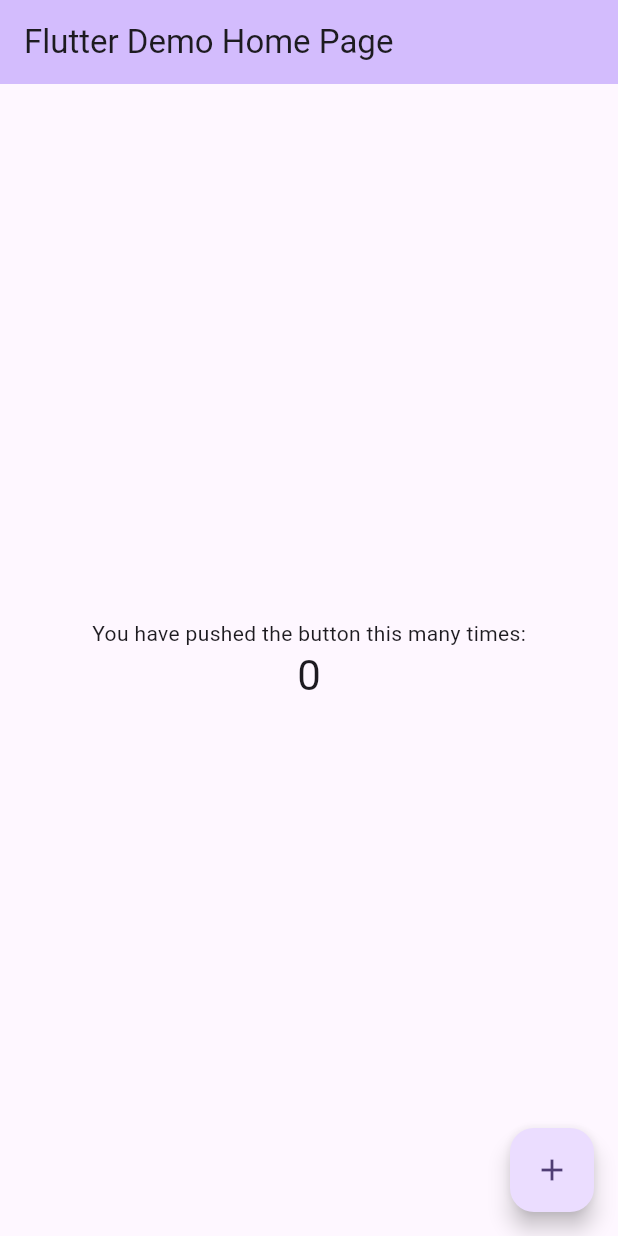
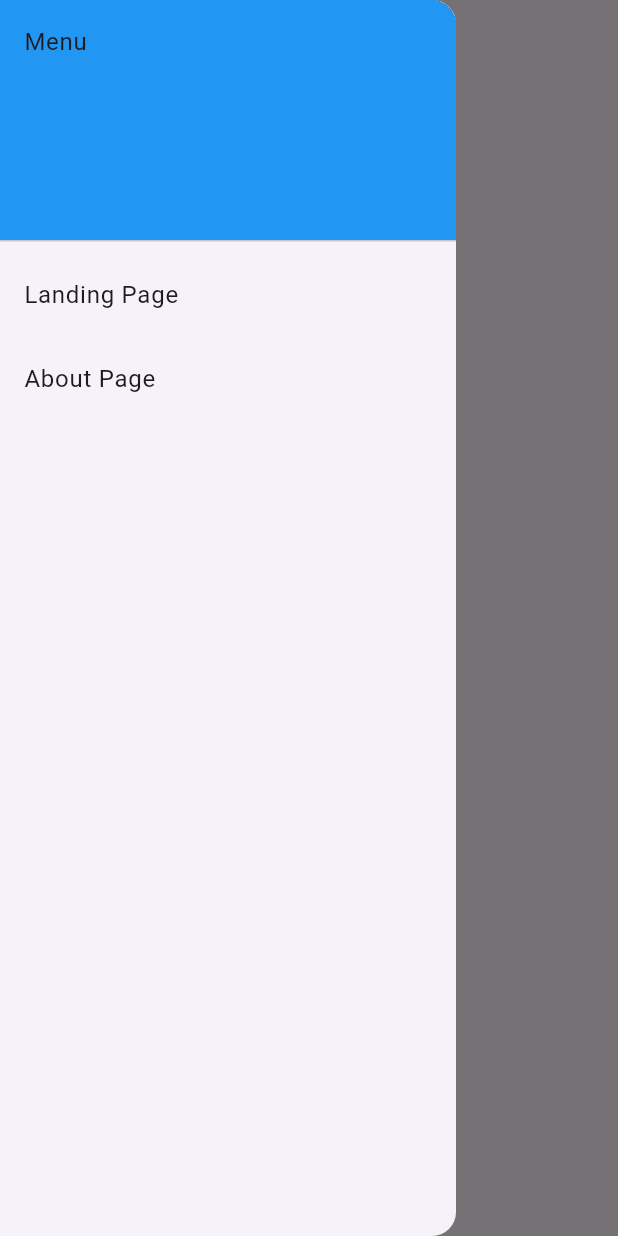
Before and after one commit to Velsariaa/hazmap, a Flutter app: the screen it shows after launch, with the side drawer open (before the commit the screen has no drawer), on a phone screen of 412 x 824 dp. Run offline on Flutter 3.47's test engine with Material 3 defaults, Android fonts, the phone set to English and light mode, and no system bars.

Commit message:
[Added] Navbar, About page, Landing page

```diff
--- /dev/null
+++ b/lib/About.dart
@@ -0,0 +1,17 @@
+import 'package:flutter/material.dart';
+
+class AboutPage extends StatelessWidget {
+  const AboutPage({super.key});
+
+  @override
+  Widget build(BuildContext context) {
+    return Scaffold(
+      appBar: AppBar(
+        title: const Text('About Page'),
+      ),
+      body: const Center(
+        child: Text('This is the About Page!'),
+      ),
+    );
+  }
+}
--- /dev/null
+++ b/lib/LandingPage.dart
@@ -0,0 +1,35 @@
+import 'package:flutter/material.dart';
+import 'components/NavigationBar.dart';
+
+class LandingPage extends StatelessWidget {
+  const LandingPage({super.key});
+
+  @override
+  Widget build(BuildContext context) {
+    return Scaffold(
+      appBar: AppBar(
+        title: const Text('Landing Page'),
+        leading: Builder(
+          builder: (BuildContext context) {
+            return IconButton(
+              icon: const Icon(Icons.menu),
+              onPressed: () {
+                Scaffold.of(context).openDrawer();
+              },
+            );
+          },
+        ),
+      ),
+      drawer: const navbar(),
+      body: const Center(
+        child: Column(
+          mainAxisAlignment: MainAxisAlignment.center,
+          children: <Widget>[
+            Text('Welcome to the Landing Page!'),
+            SizedBox(height: 20)
+          ],
+        ),
+      ),
+    );
+  }
+}
--- /dev/null
+++ b/lib/components/NavigationBar.dart
@@ -0,0 +1,44 @@
+import 'package:flutter/material.dart';
+import '../LandingPage.dart';
+import '../About.dart';
+
+class navbar extends StatelessWidget {
+  const navbar({super.key});
+
+  @override
+  Widget build(BuildContext context) {
+    return Drawer(
+      child: ListView(
+        padding: EdgeInsets.zero,
+        children: <Widget>[
+          const DrawerHeader(
+            decoration: BoxDecoration(
+              color: Colors.blue,
+            ),
+            child: Text('Menu'),
+          ),
+          ListTile(
+            title: const Text('Landing Page'),
+            onTap: () {
+              Navigator.pop(context); // Close the drawer
+              Navigator.push(
+                context,
+                MaterialPageRoute(builder: (context) => LandingPage()),
+              );
+            },
+          ),
+          ListTile(
+            title: const Text('About Page'),
+            onTap: () {
+              Navigator.pop(context); // Close the drawer
+              Navigator.push(
+                context,
+                MaterialPageRoute(builder: (context) => AboutPage()),
+              );
+            },
+          ),
+        ],
+      ),
+    );
+  }
+}
--- a/lib/main.dart
+++ b/lib/main.dart
@@ -1,125 +1,19 @@
 import 'package:flutter/material.dart';
+import 'LandingPage.dart';
 
 void main() {
-  runApp(const MyApp());
+  runApp(MyApp());
 }
 
 class MyApp extends StatelessWidget {
-  const MyApp({super.key});
-
-  // This widget is the root of your application.
   @override
   Widget build(BuildContext context) {
     return MaterialApp(
-      title: 'Flutter Demo',
+      title: 'Haz Map',
       theme: ThemeData(
-        // This is the theme of your application.
-        //
-        // TRY THIS: Try running your application with "flutter run". You'll see
-        // the application has a purple toolbar. Then, without quitting the app,
-        // try changing the seedColor in the colorScheme below to Colors.green
-        // and then invoke "hot reload" (save your changes or press the "hot
-        // reload" button in a Flutter-supported IDE, or press "r" if you used
-        // the command line to start the app).
-        //
-        // Notice that the counter didn't reset back to zero; the application
-        // state is not lost during the reload. To reset the state, use hot
-        // restart instead.
-        //
-        // This works for code too, not just values: Most code changes can be
-        // tested with just a hot reload.
-        colorScheme: ColorScheme.fromSeed(seedColor: Colors.deepPurple),
-        useMaterial3: true,
+        primarySwatch: Colors.blue,
       ),
-      home: const MyHomePage(title: 'Flutter Demo Home Page'),
+      home: LandingPage(),
     );
   }
 }
-
-class MyHomePage extends StatefulWidget {
-  const MyHomePage({super.key, required this.title});
-
-  // This widget is the home page of your application. It is stateful, meaning
-  // that it has a State object (defined below) that contains fields that affect
-  // how it looks.
-
-  // This class is the configuration for the state. It holds the values (in this
-  // case the title) provided by the parent (in this case the App widget) and
-  // used by the build method of the State. Fields in a Widget subclass are
-  // always marked "final".
-
-  final String title;
-
-  @override
-  State<MyHomePage> createState() => _MyHomePageState();
-}
-
-class _MyHomePageState extends State<MyHomePage> {
-  int _counter = 0;
-
-  void _incrementCounter() {
-    setState(() {
-      // This call to setState tells the Flutter framework that something has
-      // changed in this State, which causes it to rerun the build method below
-      // so that the display can reflect the updated values. If we changed
-      // _counter without calling setState(), then the build method would not be
-      // called again, and so nothing would appear to happen.
-      _counter++;
-    });
-  }
-
-  @override
-  Widget build(BuildContext context) {
-    // This method is rerun every time setState is called, for instance as done
-    // by the _incrementCounter method above.
-    //
-    // The Flutter framework has been optimized to make rerunning build methods
-    // fast, so that you can just rebuild anything that needs updating rather
-    // than having to individually change instances of widgets.
-    return Scaffold(
-      appBar: AppBar(
-        // TRY THIS: Try changing the color here to a specific color (to
-        // Colors.amber, perhaps?) and trigger a hot reload to see the AppBar
-        // change color while the other colors stay the same.
-        backgroundColor: Theme.of(context).colorScheme.inversePrimary,
-        // Here we take the value from the MyHomePage object that was created by
-        // the App.build method, and use it to set our appbar title.
-        title: Text(widget.title),
-      ),
-      body: Center(
-        // Center is a layout widget. It takes a single child and positions it
-        // in the middle of the parent.
-        child: Column(
-          // Column is also a layout widget. It takes a list of children and
-          // arranges them vertically. By default, it sizes itself to fit its
-          // children horizontally, and tries to be as tall as its parent.
-          //
-          // Column has various properties to control how it sizes itself and
-          // how it positions its children. Here we use mainAxisAlignment to
-          // center the children vertically; the main axis here is the vertical
-          // axis because Columns are vertical (the cross axis would be
-          // horizontal).
-          //
-          // TRY THIS: Invoke "debug painting" (choose the "Toggle Debug Paint"
-          // action in the IDE, or press "p" in the console), to see the
-          // wireframe for each widget.
-          mainAxisAlignment: MainAxisAlignment.center,
-          children: <Widget>[
-            const Text(
-              'You have pushed the button this many times:',
-            ),
-            Text(
-              '$_counter',
-              style: Theme.of(context).textTheme.headlineMedium,
-            ),
-          ],
-        ),
-      ),
-      floatingActionButton: FloatingActionButton(
-        onPressed: _incrementCounter,
-        tooltip: 'Increment',
-        child: const Icon(Icons.add),
-      ), // This trailing comma makes auto-formatting nicer for build methods.
-    );
-  }
-}
```
